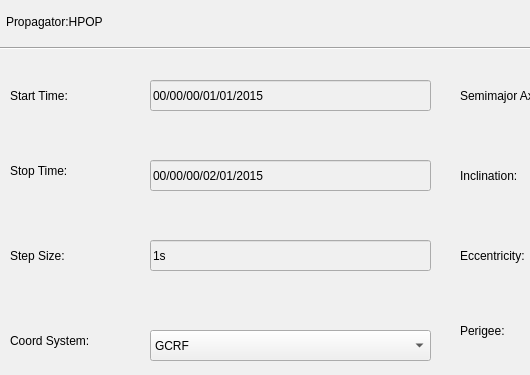
The window that Parameter_Input.ui (loceyi/vlbiOrbitSimulation) describes before a commit, drawn with Qt 5; both pictures show x 0 to 530 and y 0 to 375 of the 1100 by 755 pixel window.
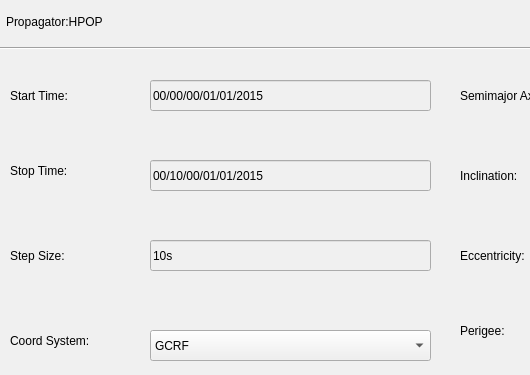
The same window after the commit.

Patch:
```diff
--- a/Parameter_Input.ui
+++ b/Parameter_Input.ui
@@ -310,7 +310,7 @@
     <number>-1</number>
    </property>
    <property name="text">
-    <string>00/00/00/02/01/2015</string>
+    <string>00/10/00/01/01/2015</string>
    </property>
   </widget>
   <widget class="QLineEdit" name="Step_Size">
@@ -326,7 +326,7 @@
     <string>&lt;html&gt;&lt;head/&gt;&lt;body&gt;&lt;p&gt;&lt;span style=&quot; font-weight:600;&quot;&gt;1s &lt;/span&gt;&lt;/p&gt;&lt;/body&gt;&lt;/html&gt;</string>
    </property>
    <property name="text">
-    <string>1s</string>
+    <string>10s</string>
    </property>
   </widget>
   <widget class="QLineEdit" name="Semimajor_Axis">
```
